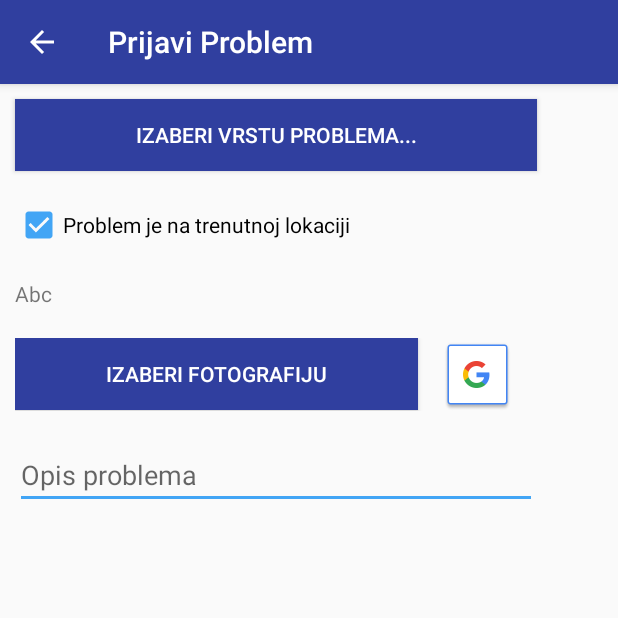
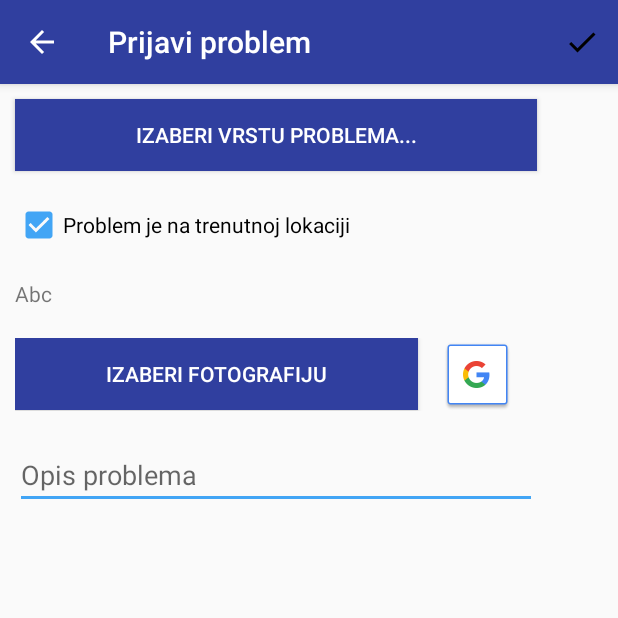
Before and after one commit to davidmilinkovic/gdejeproblem, an Android app: the PrijaviProblemActivity screen opened directly, with no data from a screen before it, on a phone screen of 412 x 824 dp, the top half of it. Run offline under Robolectric (Android 15) with nearby library versions, the phone set to English and light mode, and no system bars.

Commit message:
Dodato dodavanje.

```diff
--- a/app/src/main/AndroidManifest.xml
+++ b/app/src/main/AndroidManifest.xml
@@ -21,7 +21,7 @@
                 <category android:name="android.intent.category.LAUNCHER" />
             </intent-filter>
         </activity>
-        <activity android:name=".PrijaviProblemActivity"  android:parentActivityName=".GlavniActivity"></activity>
+        <activity android:name=".PrijaviProblemActivity" android:label="@string/prijavi_problem"  android:parentActivityName=".GlavniActivity"></activity>
     </application>
 
 </manifest>
--- /dev/null
+++ b/app/src/main/res/drawable/ic_check_black_24dp.xml
@@ -0,0 +1,9 @@
+<vector xmlns:android="http://schemas.android.com/apk/res/android"
+        android:width="24dp"
+        android:height="24dp"
+        android:viewportWidth="24.0"
+        android:viewportHeight="24.0">
+    <path
+        android:fillColor="#FF000000"
+        android:pathData="M9,16.17L4.83,12l-1.42,1.41L9,19 21,7l-1.41,-1.41z"/>
+</vector>
--- /dev/null
+++ b/app/src/main/res/menu/meni_prijava.xml
@@ -0,0 +1,14 @@
+<menu xmlns:android="http://schemas.android.com/apk/res/android"
+    xmlns:app="http://schemas.android.com/apk/res-auto"
+    xmlns:tools="http://schemas.android.com/tools"
+    tools:context=".MainActivity">
+
+
+    <item
+        android:id="@+id/prijava_okej"
+        android:icon="@drawable/ic_check_black_24dp"
+        android:orderInCategory="100"
+        app:showAsAction="ifRoom"
+        />
+
+</menu>
--- a/app/src/main/res/values/strings.xml
+++ b/app/src/main/res/values/strings.xml
@@ -1,5 +1,5 @@
 <resources>
-    <string name="app_name">Prijavi Problem</string>
+    <string name="app_name">Gde je problem?</string>
     <string name="button_prijava_problema">Prijavi problem</string>
     <string name="button_moji_problemi">Moji problemi</string>
     <string name="button_opcije">Opcije</string>
@@ -27,4 +27,5 @@
     <string name="btn_lokacija">Izaberi lokaciju</string>
     <string name="btn_add_fotografiju">Izaberi fotografiju</string>
     <string name="txt_opis_problema">Opis problema</string>
+    <string name="prijavi_problem">Prijavi problem</string>
 </resources>
```
Also changed, not shown: app/src/main/java/net/geasoft/ksp/ksp/PrijaviProblemActivity.java (+30 -2 lines), app/src/main/java/net/geasoft/ksp/ksp/ProblemMetode.java (added, +63 -0 lines), app/src/main/java/net/geasoft/ksp/ksp/ProblemModel.java (added, +14 -0 lines).
